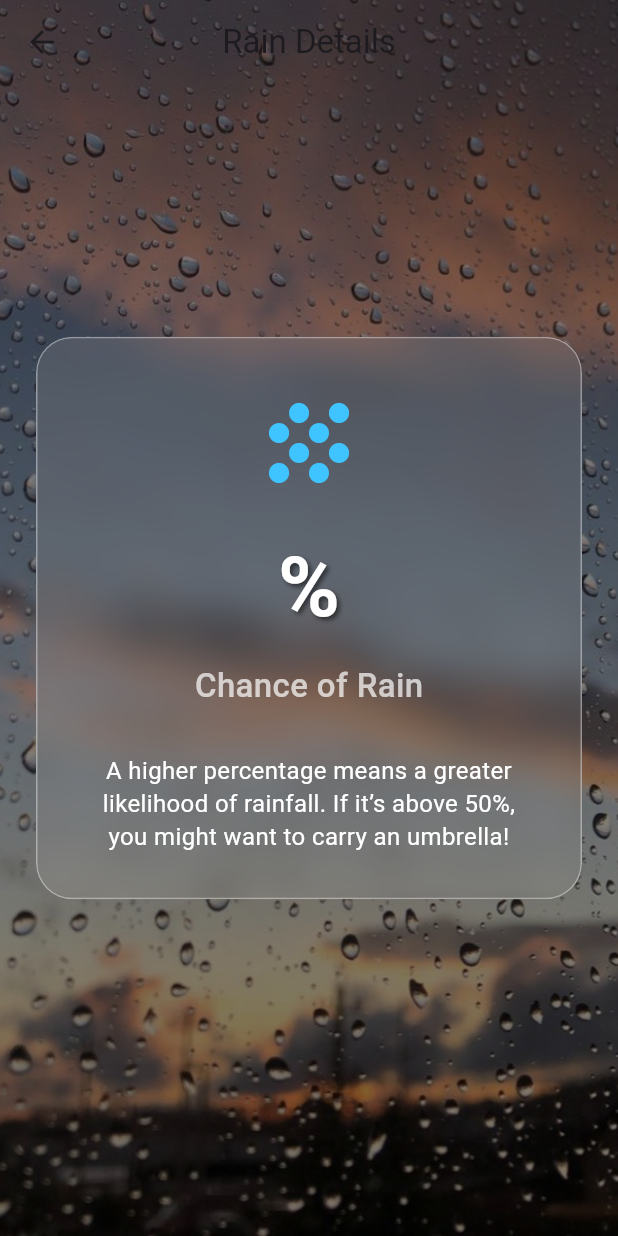
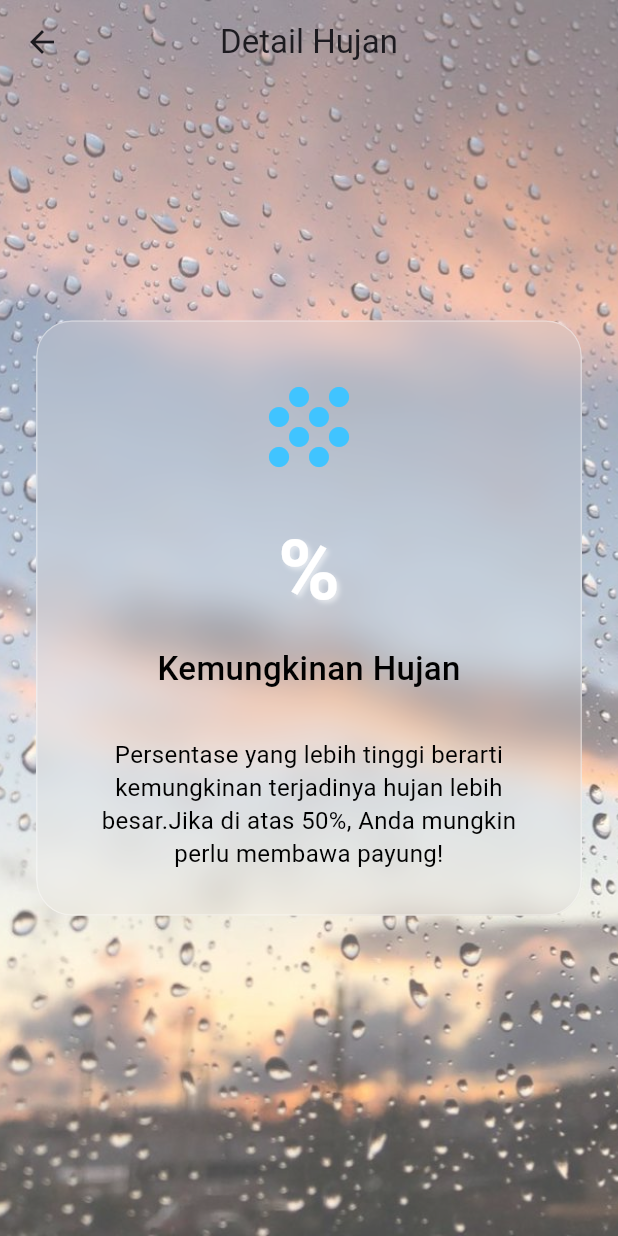
Before and after one commit to ErlyndaAgustina/Weather_App, a Flutter app: the RainDetailPage screen opened directly with empty values, on a phone screen of 412 x 824 dp. Run offline on Flutter 3.47's test engine with Material 3 defaults, Android fonts, the phone set to English and light mode, and no system bars; our stand-ins replace flutter_svg, google_fonts.

Commit message:
Merubah kode + tambah file

```diff
--- a/cuaca/lib/widgets/buildin_transform.dart
+++ b/cuaca/lib/widgets/buildin_transform.dart
@@ -35,7 +35,10 @@ class _CustomCarouselSliderState extends State<CustomCarouselSlider> {
               final bool isCenter = index == _currentIndex;
               return AnimatedContainer(
                 duration: const Duration(milliseconds: 300),
-                margin: const EdgeInsets.symmetric(horizontal: 10, vertical: 20),
+                margin: const EdgeInsets.symmetric(
+                  horizontal: 10,
+                  vertical: 20,
+                ),
                 curve: Curves.easeInOut,
                 transform: Matrix4.identity()
                   ..scale(isCenter ? 1.0 : 0.9)
--- a/cuaca/lib/widgets/rain_detail_page.dart
+++ b/cuaca/lib/widgets/rain_detail_page.dart
@@ -13,14 +13,13 @@ class RainDetailPage extends StatelessWidget {
     return Scaffold(
       extendBodyBehindAppBar: true,
       appBar: AppBar(
-        title: const Text('Rain Details'),
+        title: const Text('Detail Hujan'),
         backgroundColor: Colors.transparent,
         elevation: 0,
         centerTitle: true,
       ),
       body: Stack(
         children: [
-          // Background image
           Image.asset(
             'assets/rainbg.jpeg',
             fit: BoxFit.cover,
@@ -28,14 +27,14 @@ class RainDetailPage extends StatelessWidget {
             width: media.width,
           ),
 
-          // Semi-dark overlay
           Container(
             height: media.height,
             width: media.width,
-            color: Colors.black.withOpacity(0.5),
+            color: Theme.of(context).brightness == Brightness.light
+                ? Colors.white.withOpacity(0.3)
+                : Colors.black.withOpacity(0.3),
           ),
 
-          // Foreground content
           Center(
             child: Padding(
               padding: const EdgeInsets.symmetric(horizontal: 24.0),
@@ -46,43 +45,61 @@ class RainDetailPage extends StatelessWidget {
                   child: Container(
                     padding: const EdgeInsets.all(30),
                     decoration: BoxDecoration(
-                      color: Colors.white.withOpacity(0.1),
+                      color: Colors.white.withOpacity(0.15),
                       borderRadius: BorderRadius.circular(24),
                       border: Border.all(color: Colors.white38),
                     ),
                     child: Column(
                       mainAxisSize: MainAxisSize.min,
                       children: [
-                        const Icon(Icons.grain, size: 80, color: Colors.lightBlueAccent),
+                        const Icon(
+                          Icons.grain,
+                          size: 80,
+                          color: Colors.lightBlueAccent,
+                        ),
                         const SizedBox(height: 16),
                         Text(
                           '$value%',
-                          style: const TextStyle(
+                          style: TextStyle(
                             fontSize: 56,
                             fontWeight: FontWeight.bold,
                             color: Colors.white,
                             shadows: [
-                              Shadow(color: Colors.black54, offset: Offset(2, 2), blurRadius: 4),
+                              Shadow(
+                                color:
+                                    Theme.of(context).brightness ==
+                                        Brightness.light
+                                    ? Colors.white54
+                                    : Colors.black54,
+                                offset: Offset(2, 2),
+                                blurRadius: 4,
+                              ),
                             ],
                           ),
                         ),
                         const SizedBox(height: 10),
-                        const Text(
-                          'Chance of Rain',
+                        Text(
+                          'Kemungkinan Hujan',
                           style: TextStyle(
                             fontSize: 22,
-                            color: Colors.white70,
+                            color:
+                                Theme.of(context).brightness == Brightness.light
+                                ? Colors.black
+                                : Colors.white,
                             fontWeight: FontWeight.w500,
                           ),
                         ),
                         const SizedBox(height: 30),
-                        const Text(
-                          'A higher percentage means a greater likelihood of rainfall. '
-                          'If it’s above 50%, you might want to carry an umbrella!',
+                        Text(
+                          'Persentase yang lebih tinggi berarti kemungkinan terjadinya hujan lebih besar.'
+                          'Jika di atas 50%, Anda mungkin perlu membawa payung!',
                           textAlign: TextAlign.center,
                           style: TextStyle(
                             fontSize: 16,
-                            color: Colors.white,
+                            color:
+                                Theme.of(context).brightness == Brightness.light
+                                ? Colors.black
+                                : Colors.white,
                             height: 1.4,
                           ),
                         ),
@@ -92,7 +109,7 @@ class RainDetailPage extends StatelessWidget {
                 ),
               ),
             ),
-          )
+          ),
         ],
       ),
     );
```
Also changed, not shown: cuaca/lib/models/weather_locations.dart (+10 -10 lines), cuaca/lib/screens/weather_app.dart (+5 -5 lines), cuaca/lib/widgets/humidity_detail_page.dart (+13 -10 lines), cuaca/lib/widgets/search.dart (+12 -8 lines), cuaca/lib/widgets/single_weather.dart (+17 -22 lines), cuaca/lib/widgets/wind_detail_page.dart (+37 -17 lines).
